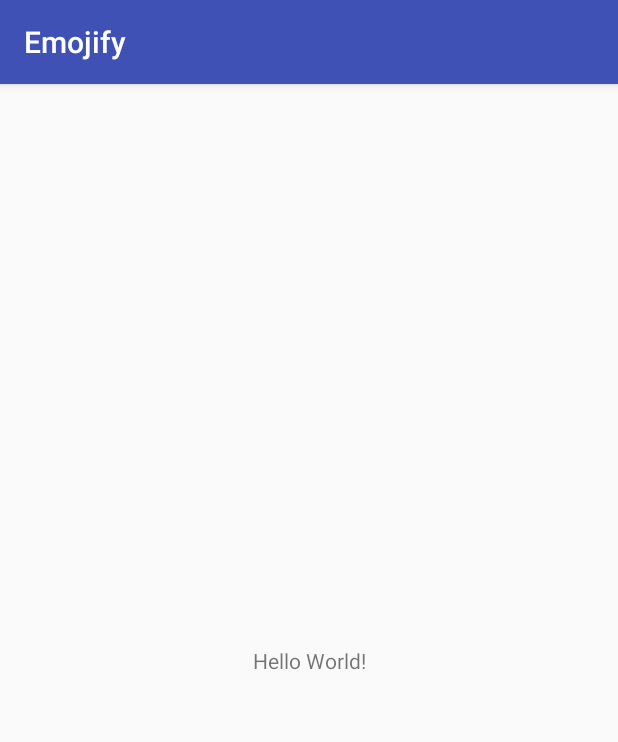
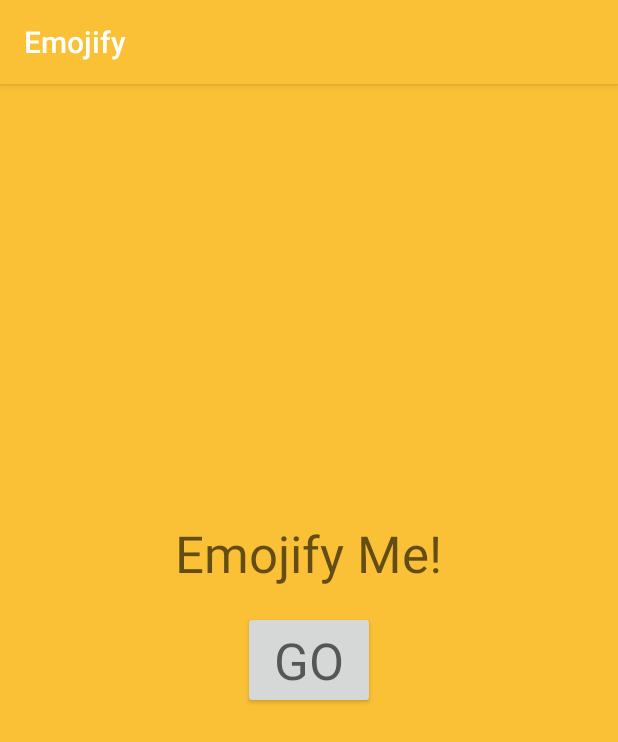
Before and after one commit to mirandannisaa/Emojify, an Android app: the screen it shows after launch (MainActivity), on a phone screen of 412 x 824 dp. Shown: the top 742 px of the screen. Run offline under Robolectric (Android 15) with nearby library versions, the phone set to English and light mode, and no system bars.

Commit message:
make main layout.

```diff
--- a/app/build.gradle
+++ b/app/build.gradle
@@ -25,4 +25,5 @@ dependencies {
     testImplementation 'junit:junit:4.12'
     androidTestImplementation 'com.android.support.test:runner:1.0.1'
     androidTestImplementation 'com.android.support.test.espresso:espresso-core:3.0.1'
+    implementation 'com.android.support:design:26.1.0'
 }
--- a/app/src/main/java/com/example/compucity/emojify/MainActivity.java
+++ b/app/src/main/java/com/example/compucity/emojify/MainActivity.java
@@ -2,12 +2,25 @@ package com.example.compucity.emojify;
 
 import android.support.v7.app.AppCompatActivity;
 import android.os.Bundle;
-
+import android.widget.Button;
+import android.widget.ImageView;
+import android.widget.TextView;
+import android.support.design.widget.FloatingActionButton;
 public class MainActivity extends AppCompatActivity {
-
+    private ImageView mImageView;
+    private Button goButton;
+    private FloatingActionButton msharefab;
+    private FloatingActionButton msavefab;
+    private FloatingActionButton mclearfab;
+    private TextView titleTv;
     @Override
     protected void onCreate(Bundle savedInstanceState) {
         super.onCreate(savedInstanceState);
         setContentView(R.layout.activity_main);
+        mImageView=(ImageView)findViewById(R.id.image_view);
+        goButton=(Button)findViewById(R.id.emojify_button);
+        msharefab=(FloatingActionButton)findViewById(R.id.share_button);
+        mclearfab=(FloatingActionButton)findViewById(R.id.clear_button);
+        msavefab=(FloatingActionButton)findViewById(R.id.save_button);
     }
 }
--- /dev/null
+++ b/app/src/main/res/drawable/ic_clear.xml
@@ -0,0 +1,9 @@
+<vector xmlns:android="http://schemas.android.com/apk/res/android"
+        android:width="24dp"
+        android:height="24dp"
+        android:viewportWidth="24.0"
+        android:viewportHeight="24.0">
+    <path
+        android:fillColor="#FF000000"
+        android:pathData="M19,6.41L17.59,5 12,10.59 6.41,5 5,6.41 10.59,12 5,17.59 6.41,19 12,13.41 17.59,19 19,17.59 13.41,12z"/>
+</vector>
--- /dev/null
+++ b/app/src/main/res/drawable/ic_delete.xml
@@ -0,0 +1,9 @@
+<vector xmlns:android="http://schemas.android.com/apk/res/android"
+        android:width="24dp"
+        android:height="24dp"
+        android:viewportWidth="24.0"
+        android:viewportHeight="24.0">
+    <path
+        android:fillColor="#FF000000"
+        android:pathData="M6,19c0,1.1 0.9,2 2,2h8c1.1,0 2,-0.9 2,-2V7H6v12zM19,4h-3.5l-1,-1h-5l-1,1H5v2h14V4z"/>
+</vector>
--- /dev/null
+++ b/app/src/main/res/drawable/ic_save.xml
@@ -0,0 +1,9 @@
+<vector xmlns:android="http://schemas.android.com/apk/res/android"
+        android:width="24dp"
+        android:height="24dp"
+        android:viewportWidth="24.0"
+        android:viewportHeight="24.0">
+    <path
+        android:fillColor="#FF000000"
+        android:pathData="M17,3L5,3c-1.11,0 -2,0.9 -2,2v14c0,1.1 0.89,2 2,2h14c1.1,0 2,-0.9 2,-2L21,7l-4,-4zM12,19c-1.66,0 -3,-1.34 -3,-3s1.34,-3 3,-3 3,1.34 3,3 -1.34,3 -3,3zM15,9L5,9L5,5h10v4z"/>
+</vector>
--- /dev/null
+++ b/app/src/main/res/drawable/ic_share.xml
@@ -0,0 +1,9 @@
+<vector xmlns:android="http://schemas.android.com/apk/res/android"
+        android:width="24dp"
+        android:height="24dp"
+        android:viewportWidth="24.0"
+        android:viewportHeight="24.0">
+    <path
+        android:fillColor="#FF000000"
+        android:pathData="M18,16.08c-0.76,0 -1.44,0.3 -1.96,0.77L8.91,12.7c0.05,-0.23 0.09,-0.46 0.09,-0.7s-0.04,-0.47 -0.09,-0.7l7.05,-4.11c0.54,0.5 1.25,0.81 2.04,0.81 1.66,0 3,-1.34 3,-3s-1.34,-3 -3,-3 -3,1.34 -3,3c0,0.24 0.04,0.47 0.09,0.7L8.04,9.81C7.5,9.31 6.79,9 6,9c-1.66,0 -3,1.34 -3,3s1.34,3 3,3c0.79,0 1.5,-0.31 2.04,-0.81l7.12,4.16c-0.05,0.21 -0.08,0.43 -0.08,0.65 0,1.61 1.31,2.92 2.92,2.92 1.61,0 2.92,-1.31 2.92,-2.92s-1.31,-2.92 -2.92,-2.92z"/>
+</vector>
--- a/app/src/main/res/layout/activity_main.xml
+++ b/app/src/main/res/layout/activity_main.xml
@@ -1,18 +1,86 @@
 <?xml version="1.0" encoding="utf-8"?>
-<android.support.constraint.ConstraintLayout xmlns:android="http://schemas.android.com/apk/res/android"
+<RelativeLayout xmlns:android="http://schemas.android.com/apk/res/android"
     xmlns:app="http://schemas.android.com/apk/res-auto"
     xmlns:tools="http://schemas.android.com/tools"
+    android:id="@+id/activity_main"
     android:layout_width="match_parent"
     android:layout_height="match_parent"
-    tools:context="com.example.compucity.emojify.MainActivity">
+    android:background="@color/colorPrimary"
+    android:paddingBottom="@dimen/activity_vertical_margin"
+    android:paddingLeft="@dimen/activity_horizontal_margin"
+    android:paddingRight="@dimen/activity_horizontal_margin"
+    android:paddingTop="@dimen/activity_vertical_margin"
+    tools:context=".MainActivity">
+
+    <ImageView
+        android:id="@+id/image_view"
+        android:layout_width="match_parent"
+        android:layout_height="match_parent"
+        android:layout_margin="@dimen/view_margin"
+        android:contentDescription="@string/imageview_description"
+        android:scaleType="fitStart" />
 
     <TextView
+        android:id="@+id/title_text_view"
         android:layout_width="wrap_content"
         android:layout_height="wrap_content"
-        android:text="Hello World!"
-        app:layout_constraintBottom_toBottomOf="parent"
-        app:layout_constraintLeft_toLeftOf="parent"
-        app:layout_constraintRight_toRightOf="parent"
-        app:layout_constraintTop_toTopOf="parent" />
+        android:layout_above="@+id/emojify_button"
+        android:layout_centerHorizontal="true"
+        android:layout_margin="@dimen/view_margin"
+        android:text="@string/emojify_me"
+        android:textAppearance="@style/TextAppearance.AppCompat.Display1" />
 
-</android.support.constraint.ConstraintLayout>
+    <Button
+        android:id="@+id/emojify_button"
+        android:layout_width="wrap_content"
+        android:layout_height="wrap_content"
+        android:layout_centerHorizontal="true"
+        android:layout_centerVertical="true"
+        android:onClick="emojifyMe"
+        android:text="@string/go"
+        android:textAppearance="@style/TextAppearance.AppCompat.Display1"/>
+
+    <android.support.design.widget.FloatingActionButton
+        android:id="@+id/clear_button"
+        android:layout_width="wrap_content"
+        android:layout_height="wrap_content"
+        android:layout_alignParentEnd="true"
+        android:layout_alignParentRight="true"
+        android:layout_alignParentTop="true"
+        android:onClick="clearImage"
+        android:src="@drawable/ic_clear"
+        android:visibility="gone"
+        app:backgroundTint="@android:color/white"
+        app:fabSize="mini" />
+
+    <android.support.design.widget.FloatingActionButton
+        android:id="@+id/save_button"
+        android:layout_width="wrap_content"
+        android:layout_height="wrap_content"
+        android:layout_alignParentBottom="true"
+        android:layout_alignParentEnd="true"
+        android:layout_alignParentRight="true"
+        android:layout_marginBottom="@dimen/fab_margins"
+        android:layout_marginEnd="@dimen/fab_margins"
+        android:layout_marginRight="@dimen/fab_margins"
+        android:onClick="saveMe"
+        android:src="@drawable/ic_save"
+        android:visibility="gone"
+        app:backgroundTint="@android:color/white" />
+
+    <android.support.design.widget.FloatingActionButton
+        android:id="@+id/share_button"
+        android:layout_width="wrap_content"
+        android:layout_height="wrap_content"
+        android:layout_alignParentBottom="true"
+        android:layout_alignParentLeft="true"
+        android:layout_alignParentStart="true"
+        android:layout_marginBottom="@dimen/fab_margins"
+        android:layout_marginLeft="@dimen/fab_margins"
+        android:layout_marginStart="@dimen/fab_margins"
+        android:onClick="shareMe"
+        android:src="@drawable/ic_share"
+        android:visibility="gone"
+        app:backgroundTint="@android:color/white" />
+
+</RelativeLayout>
--- a/app/src/main/res/values/colors.xml
+++ b/app/src/main/res/values/colors.xml
@@ -1,6 +1,6 @@
 <?xml version="1.0" encoding="utf-8"?>
 <resources>
-    <color name="colorPrimary">#3F51B5</color>
-    <color name="colorPrimaryDark">#303F9F</color>
+    <color name="colorPrimary">#FBC136</color>
+    <color name="colorPrimaryDark">#E19F05</color>
     <color name="colorAccent">#FF4081</color>
 </resources>
--- /dev/null
+++ b/app/src/main/res/values/dimens.xml
@@ -0,0 +1,8 @@
+<?xml version="1.0" encoding="utf-8"?>
+<resources>
+    <dimen name="activity_horizontal_margin">16dp</dimen>
+    <dimen name="activity_vertical_margin">16dp</dimen>
+    <dimen name="button_size">56dp</dimen>
+    <dimen name="view_margin">16dp</dimen>
+    <dimen name="fab_margins">45dp</dimen>
+</resources>
--- a/app/src/main/res/values/strings.xml
+++ b/app/src/main/res/values/strings.xml
@@ -1,3 +1,13 @@
 <resources>
     <string name="app_name">Emojify</string>
+    <string name="emojify_me">Emojify Me!</string>
+    <string name="no_emoji">No Emoji Expression Found</string>
+    <string name="delete_success">Images was deleted!</string>
+    <string name="delete_failure">Image deletion failed</string>
+    <string name="saved_message">Image Saved at %1$s</string>
+    <string name="not_saved">Image not saved!</string>
+    <string name="error">Error finding image</string>
+    <string name="go">GO</string>
+    <string name="permission_denied">Permission denied</string>
+    <string name="imageview_description">The imageview that contains the emojified picture</string>
 </resources>
--- a/app/src/main/res/values/styles.xml
+++ b/app/src/main/res/values/styles.xml
@@ -7,5 +7,7 @@
         <item name="colorPrimaryDark">@color/colorPrimaryDark</item>
         <item name="colorAccent">@color/colorAccent</item>
     </style>
-
+    <style name="AppTheme.Button" parent="Widget.AppCompat.Button">
+        <item name="android:topLeftRadius">30dp</item>
+    </style>
 </resources>
```
Also changed, not shown: app/src/main/res/drawable/closed_frown.png (added), app/src/main/res/drawable/closed_smile.png (added), app/src/main/res/drawable/frown.png (added), app/src/main/res/drawable/leftwink.png (added), app/src/main/res/drawable/leftwinkfrown.png (added), app/src/main/res/drawable/rightwink.png (added), app/src/main/res/drawable/rightwinkfrown.png (added), app/src/main/res/drawable/smile.png (added).
